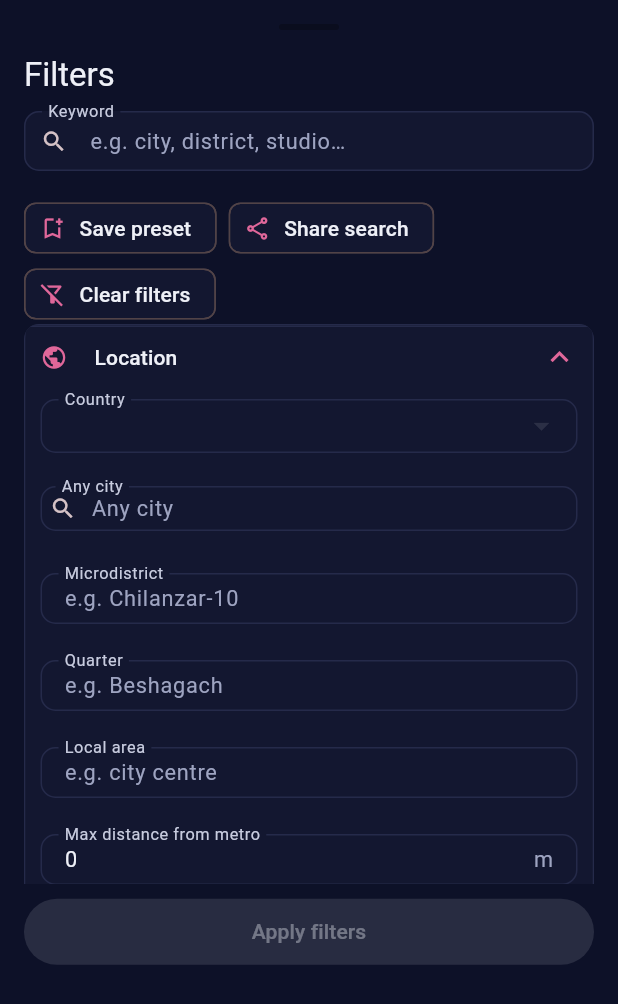
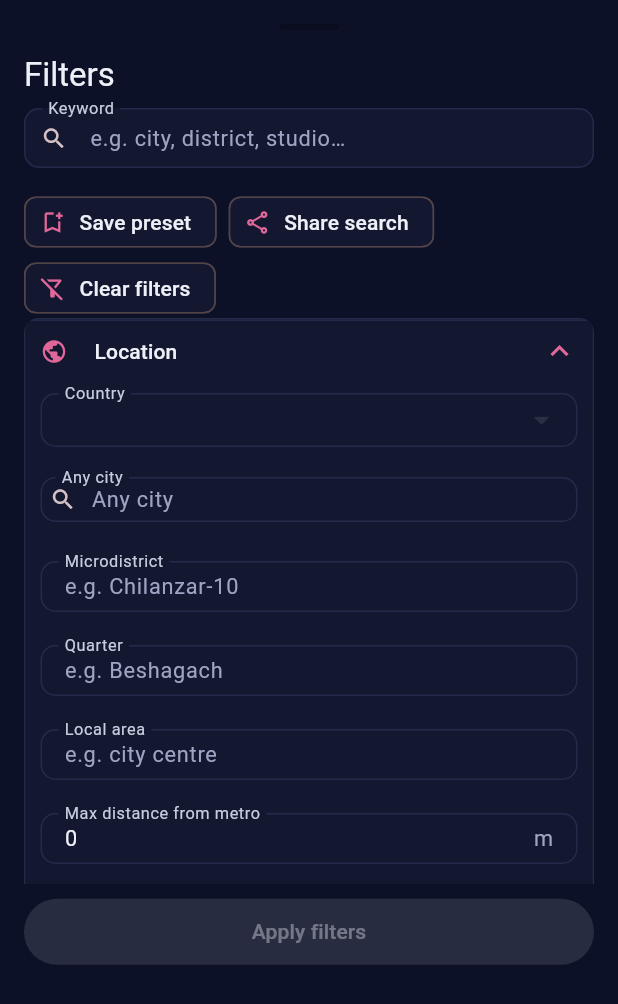
Before and after one commit to AmoneMisa/flat-finder, a Flutter app: the FilterSheet widget shown alone on an empty page, opened directly with empty values, on a phone screen of 412 x 824 dp. Shown: the top 1004 px of the screen. Run offline on Flutter 3.47's test engine with Material 3 defaults, Android fonts, the phone set to English and light mode, and no system bars; our stand-ins replace app_links, cached_network_image, flutter_map, latlong2, share_plus, shared_preferences; accounts and stored records are empty; network calls fail.

Commit message:
fix(app): compact filter field spacing

```diff
--- a/app/lib/widgets/filter_sheet.dart
+++ b/app/lib/widgets/filter_sheet.dart
@@ -615,7 +615,7 @@ class _FilterSheetState extends State<FilterSheet> {
                       s.t('filters'),
                       style: Theme.of(context).textTheme.titleLarge,
                     ),
-                    const SizedBox(height: 10),
+                    const SizedBox(height: 8),
                     // The keyword search is the single most-used field — kept above
                     // every category instead of buried at the bottom of the sheet.
                     TextField(
@@ -627,7 +627,7 @@ class _FilterSheetState extends State<FilterSheet> {
                         prefixIcon: const Icon(Icons.search),
                       ),
                     ),
-                    const SizedBox(height: 10),
+                    const SizedBox(height: 8),
                     Builder(
                       builder: (context) {
                         final presets = context.watch<PresetsState>().presets;
@@ -710,7 +710,7 @@ class _FilterSheetState extends State<FilterSheet> {
                             });
                           },
                         ),
-                        const SizedBox(height: 10),
+                        const SizedBox(height: 8),
                         SearchableDropdown(
                           key: ValueKey('city-${_countries.join(',')}'),
                           hint: s.t('anyCity'),
@@ -729,7 +729,7 @@ class _FilterSheetState extends State<FilterSheet> {
                         // District & metro inputs only appear when the picked city has data.
                         if (_cityLoc != null &&
                             _cityLoc!.districts.isNotEmpty) ...[
-                          const SizedBox(height: 10),
+                          const SizedBox(height: 8),
                           SearchableDropdown(
                             key: ValueKey('district-$_city'),
                             hint: s.t('anyDistrict'),
@@ -740,7 +740,7 @@ class _FilterSheetState extends State<FilterSheet> {
                           ),
                         ],
                         if (_cityLoc != null && _cityLoc!.metro.isNotEmpty) ...[
-                          const SizedBox(height: 10),
+                          const SizedBox(height: 8),
                           SearchableDropdown(
                             key: ValueKey('metro-$_city'),
                             hint: s.t('anyStation'),
@@ -750,7 +750,7 @@ class _FilterSheetState extends State<FilterSheet> {
                             onChanged: (v) => setState(() => _metro = v),
                           ),
                         ],
-                        const SizedBox(height: 10),
+                        const SizedBox(height: 8),
                         _cityLoc != null && _cityLoc!.microdistricts.isNotEmpty
                             ? SearchableDropdown(
                                 key: ValueKey('microdistrict-$_city'),
@@ -775,7 +775,7 @@ class _FilterSheetState extends State<FilterSheet> {
                                   border: const OutlineInputBorder(),
                                 ),
                               ),
-                        const SizedBox(height: 10),
+                        const SizedBox(height: 8),
                         _cityLoc != null && _cityLoc!.quartals.isNotEmpty
                             ? SearchableDropdown(
                                 key: ValueKey('quartal-$_city'),
@@ -797,7 +797,7 @@ class _FilterSheetState extends State<FilterSheet> {
                                   border: const OutlineInputBorder(),
                                 ),
                               ),
-                        const SizedBox(height: 10),
+                        const SizedBox(height: 8),
                         _cityLoc != null && _cityLoc!.areas.isNotEmpty
                             ? SearchableDropdown(
                                 key: ValueKey('area-$_city'),
@@ -819,7 +819,7 @@ class _FilterSheetState extends State<FilterSheet> {
                                   border: const OutlineInputBorder(),
                                 ),
                               ),
-                        const SizedBox(height: 10),
+                        const SizedBox(height: 8),
                         TextField(
                           controller: _metroMaxMCtl,
                           keyboardType: TextInputType.number,
@@ -830,7 +830,7 @@ class _FilterSheetState extends State<FilterSheet> {
                             border: const OutlineInputBorder(),
                           ),
                         ),
-                        const SizedBox(height: 10),
+                        const SizedBox(height: 8),
                         DropdownButtonFormField<String?>(
                           initialValue: _nearbyKind,
                           isExpanded: true,
@@ -896,7 +896,7 @@ class _FilterSheetState extends State<FilterSheet> {
                             if (v != null) setState(() => _type = v);
                           },
                         ),
-                        const SizedBox(height: 10),
+                        const SizedBox(height: 8),
                         DropdownButtonFormField<DealType>(
                           value: _deal,
                           isExpanded: true,
@@ -916,7 +916,7 @@ class _FilterSheetState extends State<FilterSheet> {
                             if (v != null) setState(() => _deal = v);
                           },
                         ),
-                        const SizedBox(height: 10),
+                        const SizedBox(height: 8),
                         DropdownButtonFormField<AgencyFilter>(
                           value: _agency,
                           isExpanded: true,
@@ -942,7 +942,7 @@ class _FilterSheetState extends State<FilterSheet> {
                             if (v != null) setState(() => _agency = v);
                           },
                         ),
-                        const SizedBox(height: 10),
+                        const SizedBox(height: 8),
                         DropdownButtonFormField<Audience>(
                           value: _audience,
                           isExpanded: true,
@@ -1063,7 +1063,7 @@ class _FilterSheetState extends State<FilterSheet> {
                         // Price per m² only makes sense for a sale — a rental's
                         // per-month price isn't comparable per square meter.
                         if (_deal == DealType.sale) ...[
-                          const SizedBox(height: 10),
+                          const SizedBox(height: 8),
                           _minMaxRow(
                             s,
                             _pricePerSqmMinCtl,
@@ -1079,30 +1079,30 @@ class _FilterSheetState extends State<FilterSheet> {
                       title: s.t('sectionSize'),
                       children: [
                         _minMaxRow(s, _roomsMinCtl, _roomsMaxCtl, s.t('rooms')),
-                        const SizedBox(height: 10),
+                        const SizedBox(height: 8),
                         _minMaxRow(
                           s,
                           _bedroomsMinCtl,
                           _bedroomsMaxCtl,
                           s.t('bedrooms'),
                         ),
-                        const SizedBox(height: 10),
+                        const SizedBox(height: 8),
                         _minMaxRow(s, _floorMinCtl, _floorMaxCtl, s.t('floor')),
-                        const SizedBox(height: 10),
+                        const SizedBox(height: 8),
                         _minMaxRow(
                           s,
                           _totalFloorsMinCtl,
                           _totalFloorsMaxCtl,
                           s.t('totalFloors'),
                         ),
-                        const SizedBox(height: 10),
+                        const SizedBox(height: 8),
                         _minMaxRow(
                           s,
                           _yearMinCtl,
                           _yearMaxCtl,
                           s.t('buildingYear'),
                         ),
-                        const SizedBox(height: 10),
+                        const SizedBox(height: 8),
                         _minMaxRow(s, _areaMinCtl, _areaMaxCtl, s.t('areaSqm')),
                       ],
                     ),
@@ -1236,7 +1236,7 @@ class _FilterSheetState extends State<FilterSheet> {
                           ],
                           onChanged: (v) => setState(() => _maxAgeDays = v),
                         ),
-                        const SizedBox(height: 10),
+                        const SizedBox(height: 8),
                         DropdownButtonFormField<SortBy>(
                           initialValue: _sort,
                           isExpanded: true,
```
Also changed, not shown: 2 other files.
